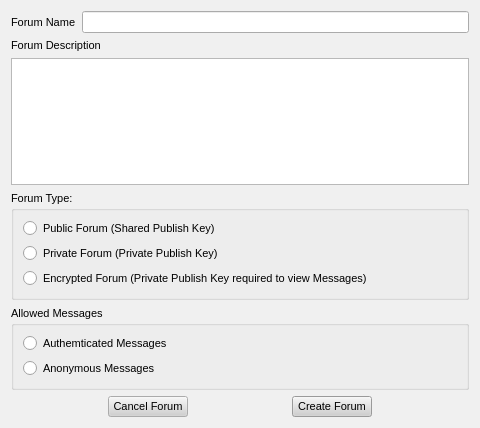
First picture: the form in retroshare-gui/src/gui/forums/CreateForum.ui, repository RetroShare/RetroShare, before the edit.
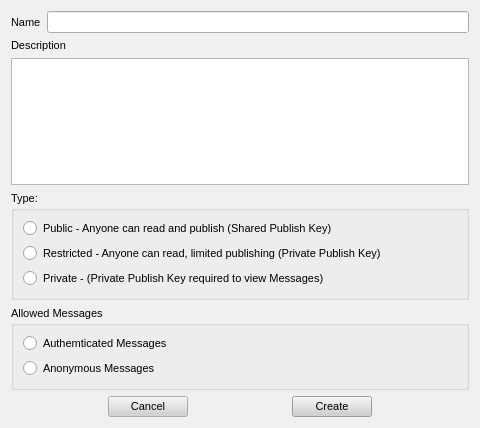
Second picture: the form after the edit. Icons and pictures are not drawn.

Commit message: Significant changes to the GUI to introduce new display style.  * Completed much of General Msg Dialog.  * Completed much of ChannelFeed.  * Added Channel Messages to News Feed.  * Connected Blog/Channels to GeneralMsgDialog.  * Improved SubFileItem display.  * Completed ChanGroup/Menu/MsgItems.  * Added SubDestItem for use in GeneralMsgDialog.  * Generalise CreateForum to cover Channels as well.  * Restricted CreateForum to public forums/private channels.  * Demo of Drag-N-Drop Files for Linux (filesystem->GenMsgDialog)  * Updates to rsiface stuff (blog/channels/types)

What changed in the file:
```diff
--- a/retroshare-gui/src/gui/forums/CreateForum.ui
+++ b/retroshare-gui/src/gui/forums/CreateForum.ui
@@ -510,7 +510,7 @@
      <item>
       <widget class="QLabel" name="label" >
        <property name="text" >
-        <string>Forum Name</string>
+        <string>Name</string>
        </property>
       </widget>
      </item>
@@ -524,7 +524,7 @@
      <item>
       <widget class="QLabel" name="label_5" >
        <property name="text" >
-        <string>Forum Description</string>
+        <string>Description</string>
        </property>
       </widget>
      </item>
@@ -536,27 +536,27 @@
    <item>
     <widget class="QGroupBox" name="groupBox_2" >
      <property name="title" >
-      <string>Forum Type:</string>
+      <string>Type:</string>
      </property>
      <layout class="QVBoxLayout" >
       <item>
        <widget class="QRadioButton" name="forumTypePublic" >
         <property name="text" >
-         <string>Public Forum (Shared Publish Key)</string>
+         <string>Public - Anyone can read and publish (Shared Publish Key)</string>
         </property>
        </widget>
       </item>
       <item>
        <widget class="QRadioButton" name="forumTypePrivate" >
         <property name="text" >
-         <string>Private Forum (Private Publish Key)</string>
+         <string>Restricted - Anyone can read, limited publishing (Private Publish Key)</string>
         </property>
        </widget>
       </item>
       <item>
        <widget class="QRadioButton" name="forumTypeEncrypted" >
         <property name="text" >
-         <string>Encrypted Forum (Private Publish Key required to view Messages)</string>
+         <string>Private - (Private Publish Key required to view Messages)</string>
         </property>
        </widget>
       </item>
@@ -604,7 +604,7 @@
      <item>
       <widget class="QPushButton" name="cancelButton" >
        <property name="text" >
-        <string>Cancel Forum</string>
+        <string>Cancel</string>
        </property>
       </widget>
      </item>
@@ -624,7 +624,7 @@
      <item>
       <widget class="QPushButton" name="createButton" >
        <property name="text" >
-        <string>Create Forum</string>
+        <string>Create</string>
        </property>
        <property name="default" >
         <bool>true</bool>
```
Left out of the diff: 14 changed lines with no effect on the pictures. The commit also changes 24 other files.
